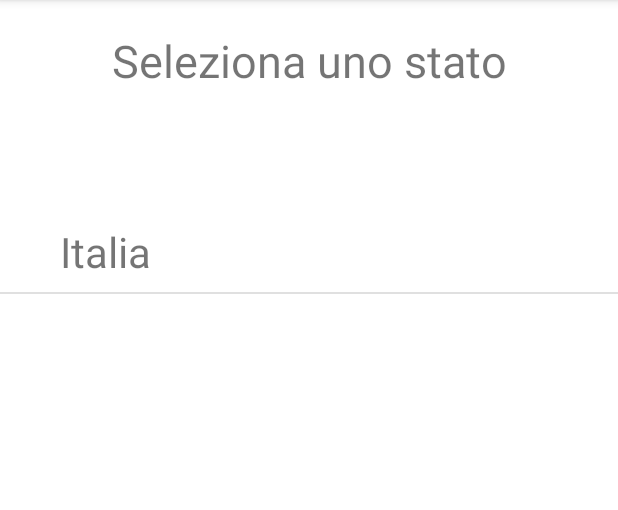
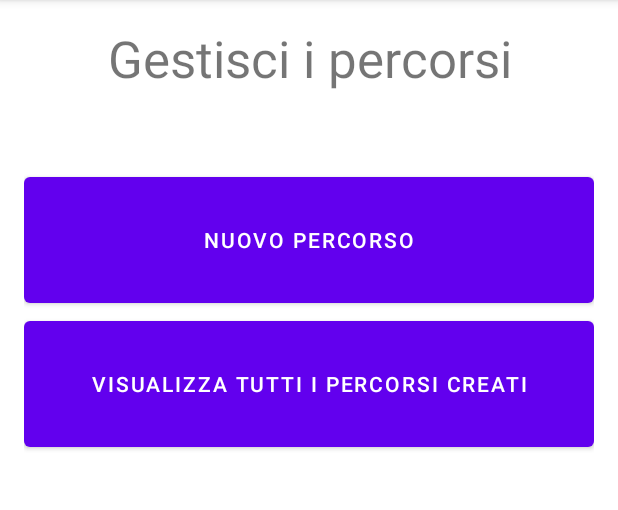
Before and after one commit to mattiange/EProject, an Android app: the screen it shows after launch (MainActivity), in the side drawer, after a tap on "Gestisci i percorsi", on a phone screen of 412 x 824 dp, the part 84-594 px from its top. Run offline under Robolectric (Android 15) with nearby library versions, the phone set to English and light mode, and no system bars; our stand-ins replace navigation-ui; 1 statement that could not run was skipped.

Commit message:
aggiunta lista percorsi creati dall'utente

```diff
--- a/app/src/main/java/it/sms/eproject/activity/MainActivity.java
+++ b/app/src/main/java/it/sms/eproject/activity/MainActivity.java
@@ -19,6 +19,8 @@ import android.os.Bundle;
 import android.preference.PreferenceManager;
 import android.view.Menu;
 import android.view.MenuItem;
+import android.widget.Toast;
+
 import com.google.android.material.navigation.NavigationView;
 
 import java.time.LocalDate;
@@ -34,6 +36,7 @@ import it.sms.eproject.fragment.home.crud.CrudZona;
 import it.sms.eproject.annotazioni.AutoreCodice;
 import it.sms.eproject.data.classes.Permesso;
 import it.sms.eproject.data.classes.Utente;
+import it.sms.eproject.fragment.home.crud.percorso.CRUDPercorso;
 import it.sms.eproject.fragment.home.crud.percorso.CrudPercorso_Create;
 
 public class MainActivity extends AppCompatActivity implements NavigationView.OnNavigationItemSelectedListener {
@@ -198,6 +201,11 @@ public class MainActivity extends AppCompatActivity implements NavigationView.On
                 editor.apply();
 
                 fragment = new ListaStati();
+                break;
+            case R.id.nav_manage_percorso:
+                fragment = new CRUDPercorso();
+
+                break;
         }
         fragmentManager = getSupportFragmentManager();
         fragmentTransaction = fragmentManager.beginTransaction();
--- /dev/null
+++ b/app/src/main/res/layout/crudpercorso_fragment.xml
@@ -0,0 +1,31 @@
+<?xml version="1.0" encoding="utf-8"?>
+<LinearLayout xmlns:android="http://schemas.android.com/apk/res/android"
+    android:orientation="vertical"
+    android:layout_width="match_parent"
+    android:layout_height="match_parent"
+    android:layout_gravity="center_horizontal"
+    android:padding="16dp"
+    android:id="@+id/crud_museo_fragment">
+
+    <TextView
+        android:layout_width="match_parent"
+        android:layout_height="96dp"
+        android:text="@string/crud_manage_percorso"
+        android:textSize="34dp"
+        android:textAlignment="center"/>
+
+
+
+    <Button
+        android:id="@+id/btnCreaPercorso"
+        android:layout_width="match_parent"
+        android:layout_height="96dp"
+        android:text="@string/crud_create_percorso"/>
+    <Button
+        android:id="@+id/btnVisualizzaPercorsi"
+        android:layout_width="match_parent"
+        android:layout_height="96dp"
+        android:text="@string/crud_show_percorso"/>
+
+
+</LinearLayout>
--- a/app/src/main/res/values/strings.xml
+++ b/app/src/main/res/values/strings.xml
@@ -53,6 +53,7 @@
     <string name="visualizza_tutti_i_musei">Musei presenti</string>
     <string name="visualizza_tutti_gli_autori">Autori presenti</string>
     <string name="visualizza_tutti_gli_oggetti">Oggetti presenti</string>
+    <string name="visualizza_tutti_i_percorsi">Percorsi creati</string>
 
     <string name="app_name">E-Culture Tool</string>
     <string name="welcome">Benvenuto su E-Culture Tool</string>
@@ -242,6 +243,7 @@
 
     <string name="crud_manage_percorso">Gestisci i percorsi</string>
     <string name="crud_create_percorso">Nuovo percorso</string>
+    <string name="crud_show_percorso">Visualizza tutti i percorsi creati</string>
     <string name="crud_nome_percorso">Nome percorso</string>
     <string name="crud_txt_descrizione_percorso">Descrizione percorso</string>
     <string name="crud_txt_seleziona_museo_percorso">Seleziona i musei da associare al percorso di visita</string>
```
Also changed, not shown: app/src/main/java/it/sms/eproject/database/DBPercorso.java (+38 -0 lines), app/src/main/java/it/sms/eproject/fragment/home/crud/liste/ListaPercorso.java (added, +176 -0 lines), app/src/main/java/it/sms/eproject/fragment/home/crud/percorso/CRUDPercorso.java (+60 -2 lines).
